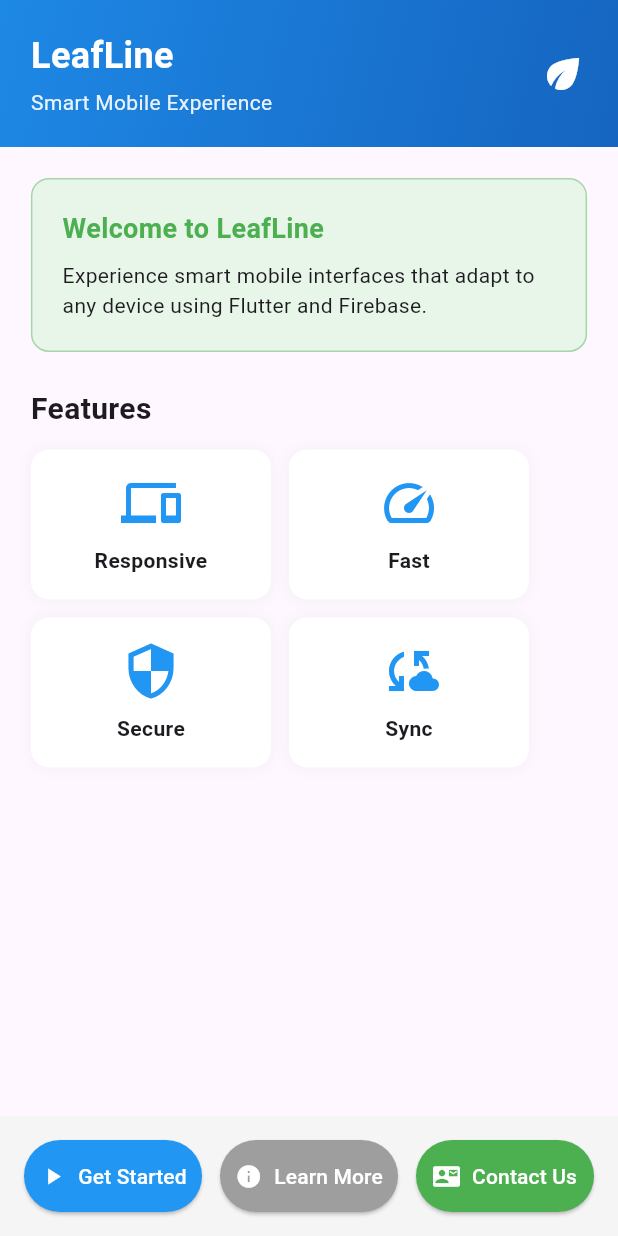
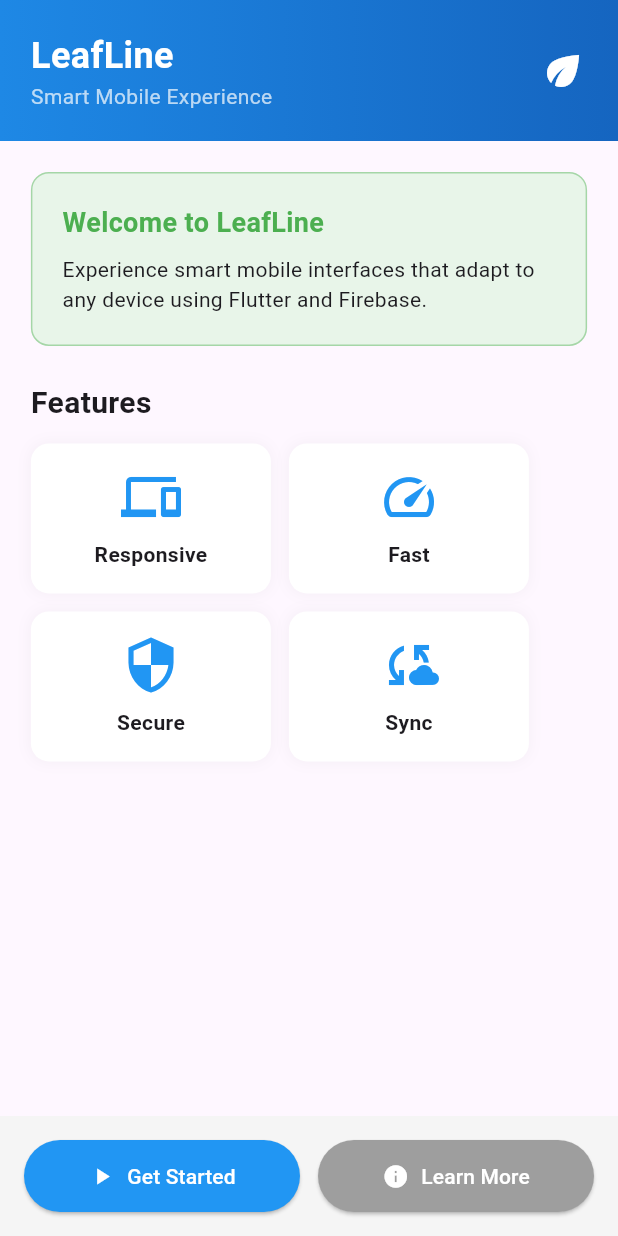
Before and after one commit to kalviumcommunity/S86-126-Nexus-Building_Smart_Mobile_Experiences_with_Flutter_Firebase-LeafLine, a Flutter app: the ResponsiveHome screen opened by its route, on a phone screen of 412 x 824 dp. Run offline on Flutter 3.47's test engine with Material 3 defaults, Android fonts, the phone set to English and light mode, and no system bars; our stand-ins replace firebase_auth, firebase_core; accounts and stored records are empty.

Commit message:
feat: implemented responsive design using MediaQuery and LayoutBuilder

```diff
--- a/lib/screens/responsive_home.dart
+++ b/lib/screens/responsive_home.dart
@@ -10,18 +10,26 @@ class ResponsiveHome extends StatelessWidget {
       body: SafeArea(
         child: LayoutBuilder(
           builder: (context, constraints) {
-            return _buildResponsiveLayout(context, constraints);
+            // EXPLICIT breakpoint for assignment clarity
+            if (constraints.maxWidth < 600) {
+              return _buildResponsiveLayout(context, constraints, false);
+            } else {
+              return _buildResponsiveLayout(context, constraints, true);
+            }
           },
         ),
       ),
     );
   }
 
-  Widget _buildResponsiveLayout(BuildContext context, BoxConstraints constraints) {
+  Widget _buildResponsiveLayout(
+    BuildContext context,
+    BoxConstraints constraints,
+    bool isTablet,
+  ) {
     final screenSize = MediaQuery.of(context).size;
     final screenWidth = screenSize.width;
     final screenHeight = screenSize.height;
-    final isTablet = screenWidth > 600;
     final isLandscape = screenWidth > screenHeight;
 
     return Column(
@@ -36,26 +44,21 @@ class ResponsiveHome extends StatelessWidget {
             isLandscape,
           ),
         ),
-        _buildFooter(context, screenWidth, isTablet),
+        _buildFooter(context, screenWidth),
       ],
     );
   }
 
   Widget _buildHeader(BuildContext context, double screenWidth, bool isTablet) {
-    final titleFontSize = isTablet ? 28.0 : 24.0;
-    final subtitleFontSize = isTablet ? 16.0 : 14.0;
-
     return Container(
       width: double.infinity,
       padding: EdgeInsets.symmetric(
         horizontal: screenWidth * 0.05,
-        vertical: isTablet ? 24.0 : 20.0,
+        vertical: isTablet ? 24 : 20,
       ),
       decoration: BoxDecoration(
         gradient: LinearGradient(
           colors: [Colors.blue.shade600, Colors.blue.shade800],
-          begin: Alignment.topLeft,
-          end: Alignment.bottomRight,
         ),
       ),
       child: Row(
@@ -67,17 +70,16 @@ class ResponsiveHome extends StatelessWidget {
               Text(
                 'LeafLine',
                 style: TextStyle(
-                  fontSize: titleFontSize,
+                  fontSize: isTablet ? 28 : 24,
                   fontWeight: FontWeight.bold,
                   color: Colors.white,
                 ),
               ),
-              const SizedBox(height: 4),
               Text(
                 'Smart Mobile Experience',
                 style: TextStyle(
-                  fontSize: subtitleFontSize,
-                  color: Colors.white.withOpacity(0.9),
+                  fontSize: isTablet ? 16 : 14,
+                  color: Colors.white70,
                 ),
               ),
             ],
@@ -99,10 +101,8 @@ class ResponsiveHome extends StatelessWidget {
     bool isTablet,
     bool isLandscape,
   ) {
-    final padding = screenWidth * 0.05;
-
     return SingleChildScrollView(
-      padding: EdgeInsets.all(padding),
+      padding: EdgeInsets.all(screenWidth * 0.05),
       child: Column(
         crossAxisAlignment: CrossAxisAlignment.start,
         children: [
@@ -134,9 +134,9 @@ class ResponsiveHome extends StatelessWidget {
         borderRadius: BorderRadius.circular(12),
         border: Border.all(color: Colors.green.shade200),
       ),
-      child: Column(
+      child: const Column(
         crossAxisAlignment: CrossAxisAlignment.start,
-        children: const [
+        children: [
           Text(
             'Welcome to LeafLine',
             style: TextStyle(
@@ -190,7 +190,7 @@ class ResponsiveHome extends StatelessWidget {
     }).toList();
   }
 
-  Widget _buildFooter(BuildContext context, double screenWidth, bool isTablet) {
+  Widget _buildFooter(BuildContext context, double screenWidth) {
     return Container(
       padding: const EdgeInsets.all(16),
       color: Colors.grey.shade100,
@@ -213,15 +213,6 @@ class ResponsiveHome extends StatelessWidget {
               Colors.grey,
             ),
           ),
-          const SizedBox(width: 12),
-          Expanded(
-            child: _buildActionButton(
-              context,
-              'Contact Us',
-              Icons.contact_mail,
-              Colors.green,
-            ),
-          ),
         ],
       ),
     );
@@ -235,26 +226,20 @@ class ResponsiveHome extends StatelessWidget {
   ) {
     return ElevatedButton.icon(
       onPressed: () {
-       debugPrint('Button clicked: $text');
         if (text == 'Get Started') {
-          debugPrint('Navigating to LoginScreen');
           Navigator.push(
             context,
             MaterialPageRoute(builder: (_) => const LoginScreen()),
           );
-        } else if (text == 'Learn More') {
-          debugPrint('Opening Learn More dialog');
+        } else {
           showDialog(
             context: context,
             builder: (_) => const AlertDialog(
               title: Text('About LeafLine'),
-              content: Text('LeafLine uses Flutter and Firebase to build smart, scalable mobile apps.'),
+              content: Text(
+                'LeafLine helps users manage plant care using responsive Flutter interfaces.',
+              ),
             ),
-          );
-        } else {
-          debugPrint('Showing Contact snackbar');
-          ScaffoldMessenger.of(context).showSnackBar(
-            const SnackBar(content: Text('Contact feature coming soon')),
           );
         }
       },
```
Also changed, not shown: lib/main.dart (+7 -4 lines).
